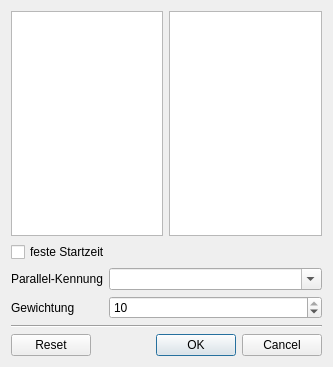
Old version of the form wz-data/ui/dialog_day_period.ui in the repository gradgrind/WZ3.
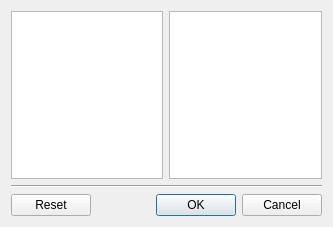
New version of the form.

Commit message: Work on day-period dialog

Patch:
```diff
--- a/wz-data/ui/dialog_day_period.ui
+++ b/wz-data/ui/dialog_day_period.ui
@@ -7,7 +7,7 @@
     <x>0</x>
     <y>0</y>
     <width>333</width>
-    <height>367</height>
+    <height>227</height>
    </rect>
   </property>
   <property name="windowTitle">
@@ -24,54 +24,6 @@
      </item>
     </layout>
    </item>
-   <item>
-    <widget class="QCheckBox" name="fixed_time">
-     <property name="text">
-      <string>feste Startzeit</string>
-     </property>
-    </widget>
-   </item>
-   <item>
-    <layout class="QFormLayout" name="formLayout">
-     <item row="0" column="0">
-      <widget class="QLabel" name="label">
-       <property name="text">
-        <string>Parallel-Kennung</string>
-       </property>
-      </widget>
-     </item>
-     <item row="1" column="0">
-      <widget class="QLabel" name="label_2">
-       <property name="text">
-        <string>Gewichtung</string>
-       </property>
-      </widget>
-     </item>
-     <item row="0" column="1">
-      <widget class="QComboBox" name="simultaneous_tag">
-       <property name="editable">
-        <bool>true</bool>
-       </property>
-       <property name="insertPolicy">
-        <enum>QComboBox::NoInsert</enum>
-       </property>
-       <property name="sizeAdjustPolicy">
-        <enum>QComboBox::AdjustToContents</enum>
-       </property>
-      </widget>
-     </item>
-     <item row="1" column="1">
-      <widget class="QSpinBox" name="weighting">
-       <property name="maximum">
-        <number>10</number>
-       </property>
-       <property name="value">
-        <number>10</number>
-       </property>
-      </widget>
-     </item>
-    </layout>
-   </item>
    <item>
     <widget class="Line" name="line">
      <property name="orientation">
```
The commit also changes 3 other files.
